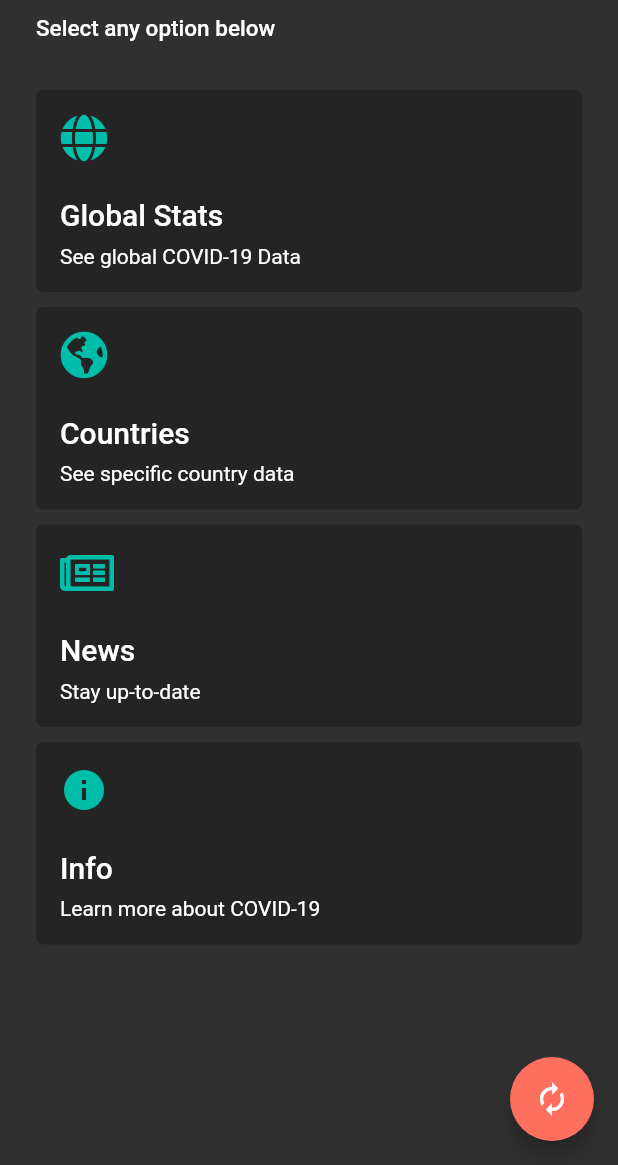
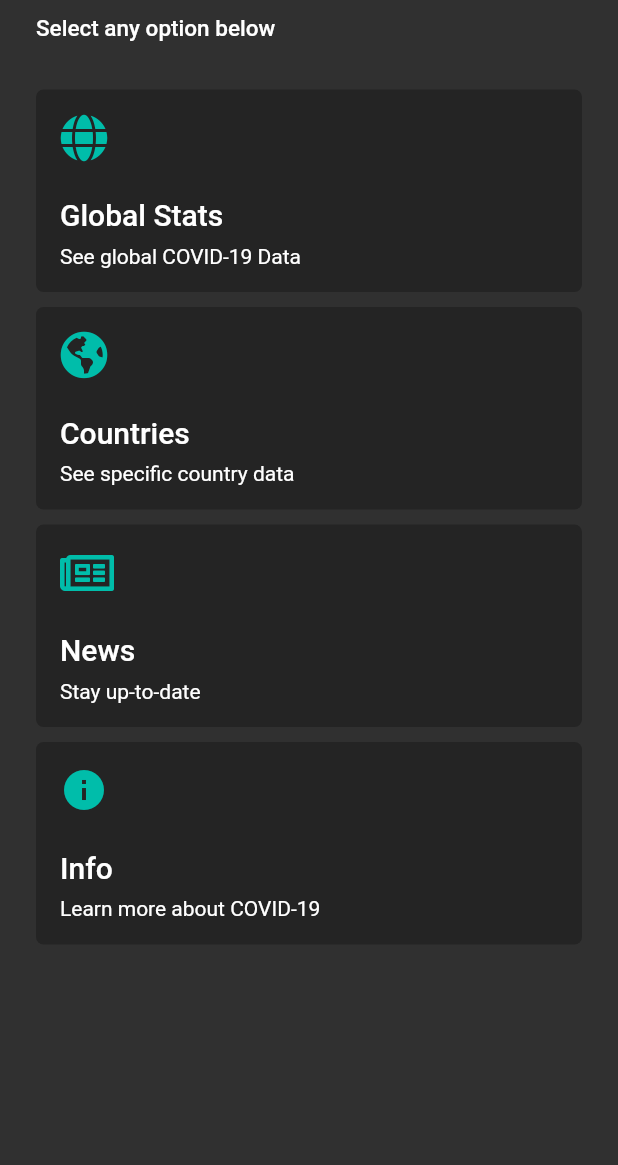
Before and after one commit to HGClarke/COVID19-Tracker, a Flutter app: the screen it shows after launch, on a phone screen of 412 x 824 dp, the part 71-1236 px from its top. Run offline on Flutter 3.47's test engine with Material 2 defaults, Android fonts, the phone set to English and light mode, and no system bars; our stand-ins replace charts_flutter, cloud_firestore, firebase_messaging, flutter_spinkit, font_awesome_flutter, google_fonts and 2 more; accounts and stored records are empty.

Commit message:
Updated README and added app icon for android devices

```diff
--- a/lib/pages/home_page.dart
+++ b/lib/pages/home_page.dart
@@ -148,18 +148,6 @@ class _HomePageState extends State<HomePage> {
           ),
         ),
       ),
-      floatingActionButton: FloatingActionButton(
-        backgroundColor: AppColors.salmon,
-        onPressed: () {
-          COVIDDataProvider covidData =
-              COVIDDataProvider.of(context, listen: false);
-          covidData.resetData();
-        },
-        child: Icon(
-          Icons.autorenew,
-          color: Colors.white,
-        ),
-      ),
     );
   }
 }
--- a/pubspec.yaml
+++ b/pubspec.yaml
@@ -31,6 +31,7 @@ dependencies:
   cloud_firestore: ^0.13.4+2
   firebase_messaging: ^6.0.13
   smooth_page_indicator: ^0.1.5
+  flutter_launcher_icons: ^0.7.4
 
   # The following adds the Cupertino Icons font to your application.
   # Use with the CupertinoIcons class for iOS style icons.
@@ -39,6 +40,11 @@ dependencies:
 dev_dependencies:
   flutter_test:
     sdk: flutter
+
+flutter_icons:
+  image_path: "lib/assets/icon.png"
+  android: true
+  ios: true
 
 
 # For information on the generic Dart part of this file, see the
```
Also changed, not shown: lib/assets/icon.png (added), pubspec.lock, 57 other files.
